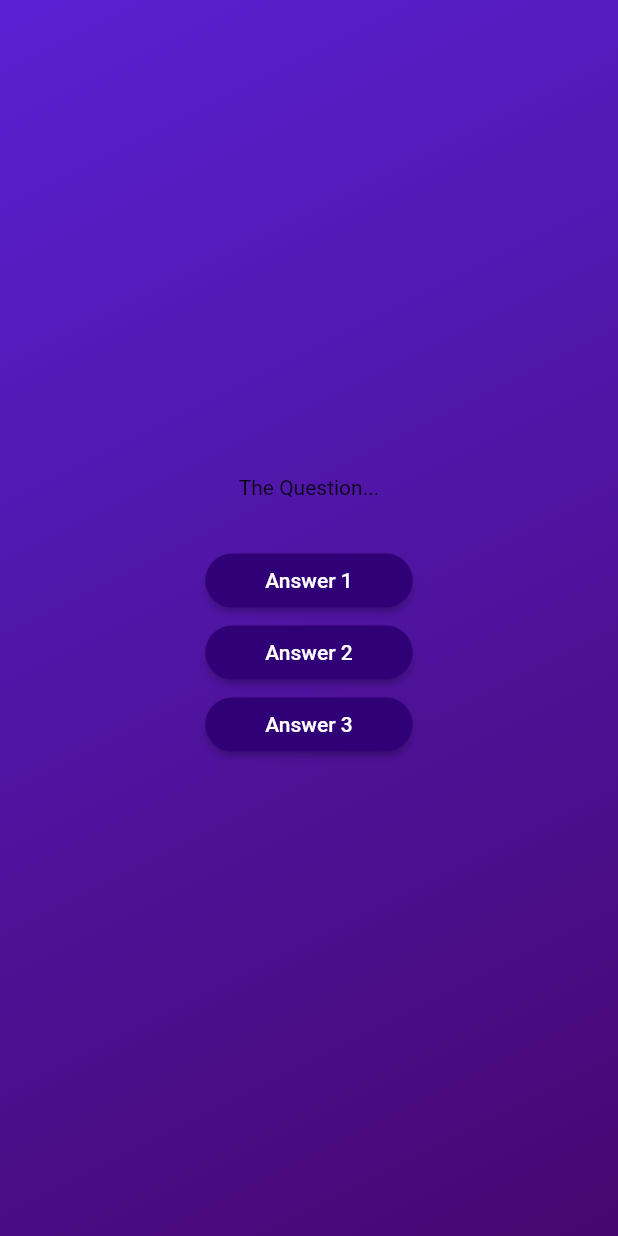
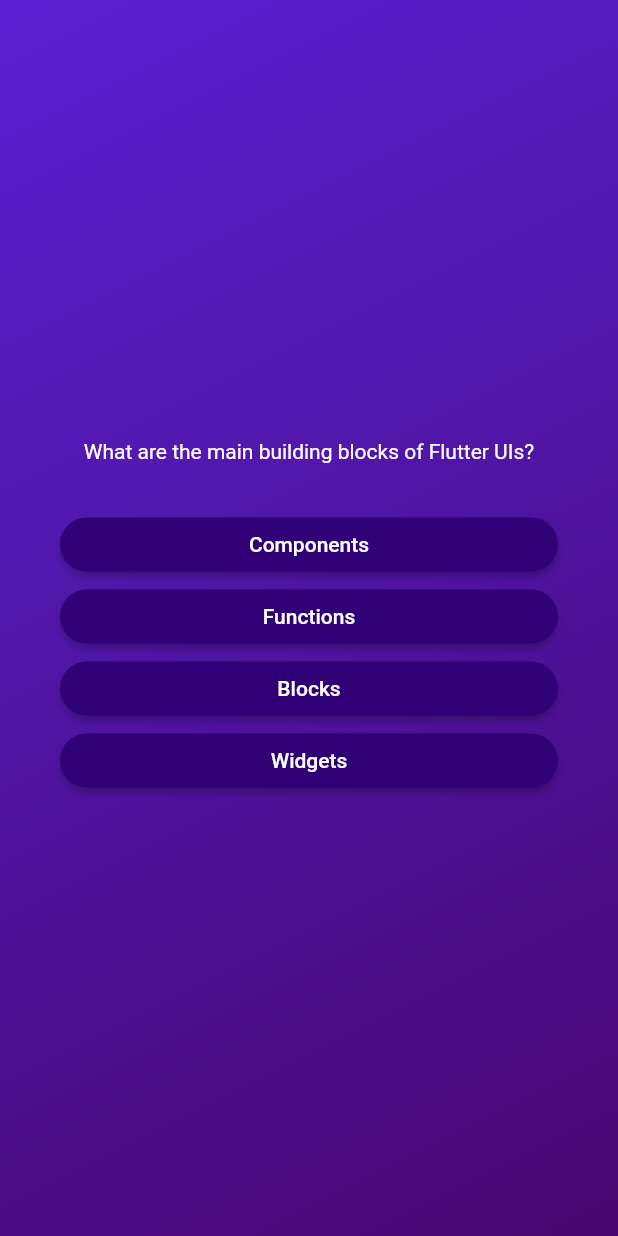
Before and after one commit to roshan129/FlutterQuizApp, a Flutter app: the screen it shows after launch, after a tap on "Start Quiz", on a phone screen of 412 x 824 dp. Run offline on Flutter 3.47's test engine with Material 2 defaults, Android fonts, the phone set to English and light mode, and no system bars.

Commit message:
answers added

```diff
--- a/lib/answer_button.dart
+++ b/lib/answer_button.dart
@@ -10,7 +10,7 @@ class AnswerButton extends StatelessWidget {
   @override
   Widget build(BuildContext context) {
     return ElevatedButton(
-      onPressed: () {},
+      onPressed: onTap,
       style: ElevatedButton.styleFrom(
           padding: const EdgeInsets.symmetric(horizontal: 40, vertical: 10),
           backgroundColor: const Color.fromARGB(255, 48, 0, 119),
--- a/lib/models/quiz_questions.dart
+++ b/lib/models/quiz_questions.dart
@@ -3,4 +3,10 @@ class QuizQuestion {
 
   final String text;
   final List<String> answers;
+
+  List<String> getShuffledAnswers() {
+    final shuffledAnswerList = List.of(answers);
+    shuffledAnswerList.shuffle();
+    return shuffledAnswerList;
+  }
 }
--- a/lib/questions_screen.dart
+++ b/lib/questions_screen.dart
@@ -1,5 +1,6 @@
 import 'package:flutter/material.dart';
 import 'package:flutter_quiz_app/answer_button.dart';
+import 'package:flutter_quiz_app/data/questions.dart';
 
 class QuestionsScreen extends StatefulWidget {
   const QuestionsScreen({super.key});
@@ -11,30 +12,39 @@ class QuestionsScreen extends StatefulWidget {
 }
 
 class _QuestionsScrenState extends State<QuestionsScreen> {
+  var currentQuestionIndex = 0;
+
+  void answerQuestion() {
+    setState(() {
+      currentQuestionIndex++;
+    });
+  }
+
   @override
   Widget build(BuildContext context) {
+    final currentQuestion = questions[currentQuestionIndex];
+
     return SizedBox(
       width: double.infinity,
+      child: Container(
+        margin: const EdgeInsets.all(40),
         child: Column(
           mainAxisAlignment: MainAxisAlignment.center,
+          crossAxisAlignment: CrossAxisAlignment.stretch,
           children: [
-          const Text("The Question..."),
+            Text(
+              currentQuestion.text,
+              style: const TextStyle(color: Colors.white),
+              textAlign: TextAlign.center,
+            ),
             const SizedBox(
               height: 30,
             ),
-          AnswerButton(
-            answerText: "Answer 1",
-            onTap: () {},
+            ...currentQuestion.getShuffledAnswers().map((answer) {
+              return AnswerButton(answerText: answer, onTap: answerQuestion);
+            })
+          ],
         ),
-          AnswerButton(
-            answerText: "Answer 2",
-            onTap: () {},
-          ),
-          AnswerButton(
-            answerText: "Answer 3",
-            onTap: () {},
-          ),
-        ],
       ),
     );
   }
```
Lines whose indentation alone changed are shown as unchanged.
